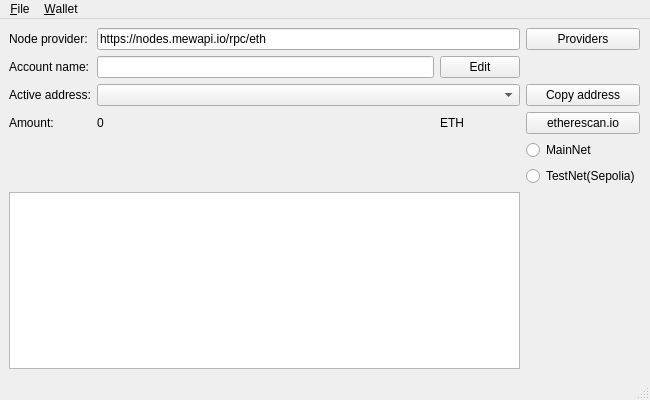
This is resources/UI/MainWindow.ui in tokimay/full_access_wallet as Qt 5 draws it before an edit. The edited form follows.
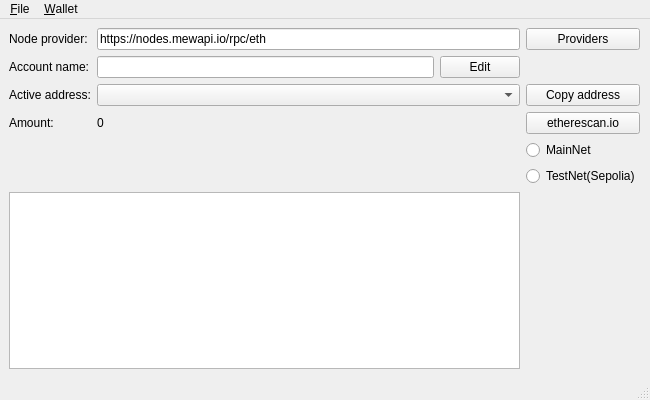
This is the edited form.

The edit to the form file:
```diff
--- a/resources/UI/MainWindow.ui
+++ b/resources/UI/MainWindow.ui
@@ -48,13 +48,6 @@
        </property>
       </widget>
      </item>
-     <item row="4" column="2">
-      <widget class="QLabel" name="label_ETH">
-       <property name="text">
-        <string>ETH</string>
-       </property>
-      </widget>
-     </item>
      <item row="3" column="3">
       <widget class="QPushButton" name="pushButton_copy_address">
        <property name="text">
```
